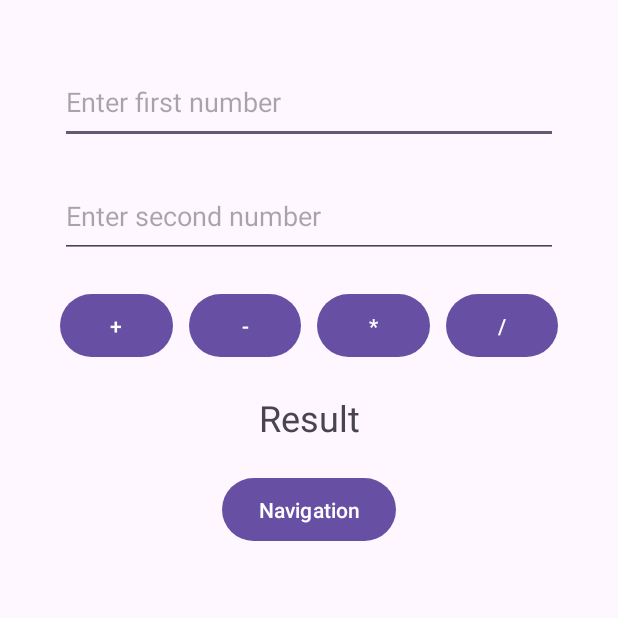
After one commit to batooldshilleh/TrainingTasks, an Android app: the ConstraintLayout screen opened directly, with no data from a screen before it, on a phone screen of 412 x 824 dp, the top half of it. The commit adds this screen. Run offline under Robolectric (Android 15) with nearby library versions, the phone set to English and light mode, and no system bars.

Commit message:
constraint layout

```diff
--- a/app/src/main/AndroidManifest.xml
+++ b/app/src/main/AndroidManifest.xml
@@ -12,6 +12,12 @@
         android:supportsRtl="true"
         android:theme="@style/Theme.Tasks"
         tools:targetApi="31">
+        <activity
+            android:name=".NavigationConstarint"
+            android:exported="false" />
+        <activity
+            android:name=".ConstraintLayout"
+            android:exported="false" />
         <activity
             android:name=".Navigation"
             android:exported="false" />
--- /dev/null
+++ b/app/src/main/java/com/example/tasks/ConstraintLayout.kt
@@ -0,0 +1,117 @@
+package com.example.tasks
+
+import android.annotation.SuppressLint
+import android.content.Intent
+import android.os.Bundle
+import android.view.View
+import android.widget.Button
+import android.widget.EditText
+import android.widget.TextView
+import androidx.activity.enableEdgeToEdge
+import androidx.appcompat.app.AppCompatActivity
+import androidx.core.view.ViewCompat
+import androidx.core.view.WindowInsetsCompat
+
+class ConstraintLayout : AppCompatActivity(), View.OnClickListener {
+    private lateinit var btnAdd: Button
+    private lateinit var btnSub: Button
+    private lateinit var btnMultiply: Button
+    private lateinit var btnDivision: Button
+    private lateinit var etA: EditText
+    private lateinit var etB: EditText
+    private lateinit var resultTv: TextView
+    private lateinit var btnMove: Button
+
+    override fun onCreate(savedInstanceState: Bundle?) {
+        super.onCreate(savedInstanceState)
+        setContentView(R.layout.activity_constraint_layout)
+
+        btnAdd = findViewById(R.id.btnAdd)
+        btnSub = findViewById(R.id.btnSubtraction)
+        btnMultiply = findViewById(R.id.btnMultiplication)
+        btnDivision = findViewById(R.id.btnDivision)
+        etA = findViewById(R.id.etA)
+        etB = findViewById(R.id.etB)
+        resultTv = findViewById(R.id.resultTv)
+        btnMove = findViewById(R.id.nave)
+        btnAdd.setOnClickListener(this)
+        btnSub.setOnClickListener(this)
+        btnMultiply.setOnClickListener(this)
+        btnDivision.setOnClickListener(this)
+        val v: View.OnClickListener = object: View.OnClickListener {
+            override fun onClick(p0: View?) {
+                navigateToActivity2()
+            }
+
+        }
+        btnMove.setOnClickListener(v)
+        btnMove.setOnClickListener(null)
+        btnMove.setOnClickListener { _ -> }
+
+        btnMove.setOnClickListener(object: View.OnClickListener {
+            override fun onClick(p0: View?) {
+                navigateToActivity2()
+            }
+
+        })
+
+        btnMove.setOnClickListener(::testOnClick)
+    }
+
+    fun testOnClick(v : View?){
+
+    }
+    @SuppressLint("SetTextI18n")
+    override fun onClick(v: View?) {
+
+        val firstNumberText = etA.text.toString()
+        val firstNumber = if (firstNumberText.isNotEmpty()) firstNumberText.toDouble() else 0.0
+
+        var secondNumberText = etB.text.toString()
+        var secondNumber = if (secondNumberText.isNotEmpty()) secondNumberText.toDouble() else 0.0
+
+        var result = 0.0
+
+        if (v?.id == R.id.nave) {
+            navigateToActivity2()
+            return
+        }
+
+        v?.let {
+
+            when (it.id) {
+                R.id.btnAdd -> {
+                    result = firstNumber + secondNumber
+                }
+
+                R.id.btnSubtraction -> {
+                    result = firstNumber - secondNumber
+                }
+
+                R.id.btnMultiplication -> {
+                    result = firstNumber * secondNumber
+                }
+
+                R.id.btnDivision -> {
+                    result = firstNumber / secondNumber
+                }
+
+
+            }
+            resultTv.text = "the result = $result"
+        }
+
+    }
+
+
+    private inline fun navigateToActivity2() {
+        val intent = Intent(this@ConstraintLayout, NavigationConstarint::class.java).apply {
+            putExtra("name",10)
+            putExtra("name",10)
+        }
+        intent.putExtra("string",15.2)
+        startActivity(intent)
+        return
+    }
+
+}
--- /dev/null
+++ b/app/src/main/res/layout/activity_constraint_layout.xml
@@ -0,0 +1,107 @@
+<?xml version="1.0" encoding="utf-8"?>
+<androidx.constraintlayout.widget.ConstraintLayout xmlns:android="http://schemas.android.com/apk/res/android"
+    xmlns:app="http://schemas.android.com/apk/res-auto"
+    xmlns:tools="http://schemas.android.com/tools"
+    android:layout_width="match_parent"
+    android:layout_height="match_parent"
+    android:layout_margin="20dp"
+    tools:context=".MainActivity">
+
+    <EditText
+        android:id="@+id/etA"
+        android:layout_width="0dp"
+        android:layout_height="56dp"
+        android:hint="@string/enterA"
+        android:layout_marginTop="20dp"
+        android:layout_marginEnd="20dp"
+        android:layout_marginStart="20dp"
+        app:layout_constraintTop_toTopOf="parent"
+        app:layout_constraintStart_toStartOf="parent"
+        app:layout_constraintEnd_toEndOf="parent" />
+
+    <EditText
+        android:id="@+id/etB"
+        android:layout_width="0dp"
+        android:layout_height="56dp"
+        android:hint="@string/enterB"
+        android:layout_marginTop="20dp"
+        android:layout_marginEnd="20dp"
+        android:layout_marginStart="20dp"
+        app:layout_constraintTop_toBottomOf="@id/etA"
+        app:layout_constraintStart_toStartOf="parent"
+        app:layout_constraintEnd_toEndOf="parent" />
+
+
+
+    <Button
+        android:id="@+id/btnAdd"
+        android:layout_width="0dp"
+        android:layout_height="50dp"
+        android:text="@string/add"
+        android:layout_marginTop="20dp"
+        android:layout_marginStart="20dp"
+        android:layout_marginEnd="5dp"
+        app:layout_constraintTop_toBottomOf="@id/etB"
+        app:layout_constraintStart_toStartOf="parent"
+        app:layout_constraintEnd_toStartOf="@id/btnSubtraction" />
+
+    <Button
+        android:id="@+id/btnSubtraction"
+        android:layout_width="0dp"
+        android:layout_height="50dp"
+        android:text="@string/subtraction"
+        android:layout_marginTop="20dp"
+        android:layout_marginStart="5dp"
+        android:layout_marginEnd="5dp"
+        app:layout_constraintTop_toBottomOf="@id/etB"
+        app:layout_constraintStart_toEndOf="@id/btnAdd"
+        app:layout_constraintEnd_toStartOf="@id/btnMultiplication" />
+
+    <Button
+        android:id="@+id/btnMultiplication"
+        android:layout_width="0dp"
+        android:layout_height="50dp"
+        android:text="@string/multiplication"
+        android:layout_marginTop="20dp"
+        android:layout_marginStart="5dp"
+        android:layout_marginEnd="5dp"
+        app:layout_constraintTop_toBottomOf="@id/etB"
+        app:layout_constraintStart_toEndOf="@id/btnSubtraction"
+        app:layout_constraintEnd_toStartOf="@id/btnDivision" />
+
+    <Button
+        android:id="@+id/btnDivision"
+        android:layout_width="0dp"
+        android:layout_height="50dp"
+        android:text="@string/division"
+        android:layout_marginTop="20dp"
+        android:layout_marginStart="5dp"
+        android:layout_marginEnd="20dp"
+        app:layout_constraintTop_toBottomOf="@id/etB"
+        app:layout_constraintStart_toEndOf="@id/btnMultiplication"
+        app:layout_constraintEnd_toEndOf="parent" />
+
+
+    <TextView
+        android:id="@+id/resultTv"
+        android:layout_width="0dp"
+        android:layout_height="wrap_content"
+        android:text="@string/result"
+        android:textSize="24sp"
+        android:gravity="center"
+        android:layout_marginTop="20dp"
+        app:layout_constraintTop_toBottomOf="@id/btnAdd"
+        app:layout_constraintStart_toStartOf="parent"
+        app:layout_constraintEnd_toEndOf="parent" />
+
+    <Button
+        android:id="@+id/nave"
+        android:layout_width="wrap_content"
+        android:layout_height="50dp"
+        android:text="@string/navigation"
+        android:layout_marginTop="20dp"
+        app:layout_constraintTop_toBottomOf="@id/resultTv"
+        app:layout_constraintStart_toStartOf="parent"
+        app:layout_constraintEnd_toEndOf="parent" />
+
+</androidx.constraintlayout.widget.ConstraintLayout>
```
Also changed, not shown: app/src/main/java/com/example/tasks/MainActivity.kt (+11 -0 lines), app/src/main/java/com/example/tasks/NavigationConstarint.kt (added, +28 -0 lines), app/src/main/res/layout/activity_navigation_constarint.xml (added, +14 -0 lines).
